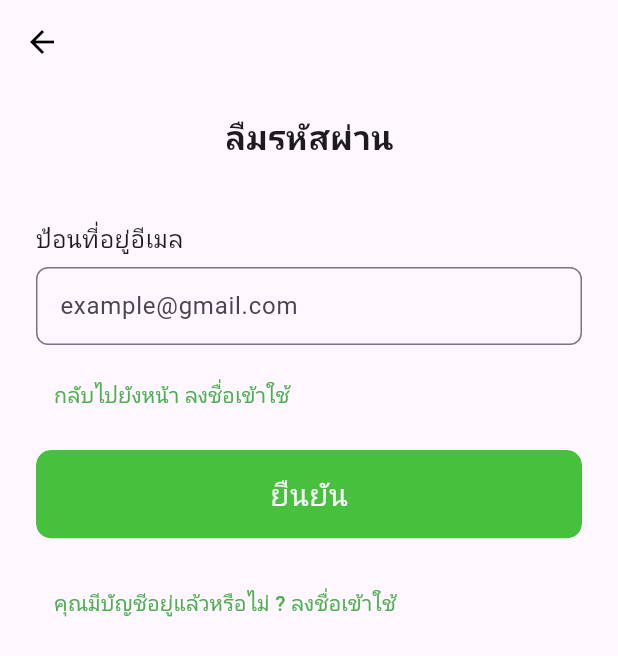
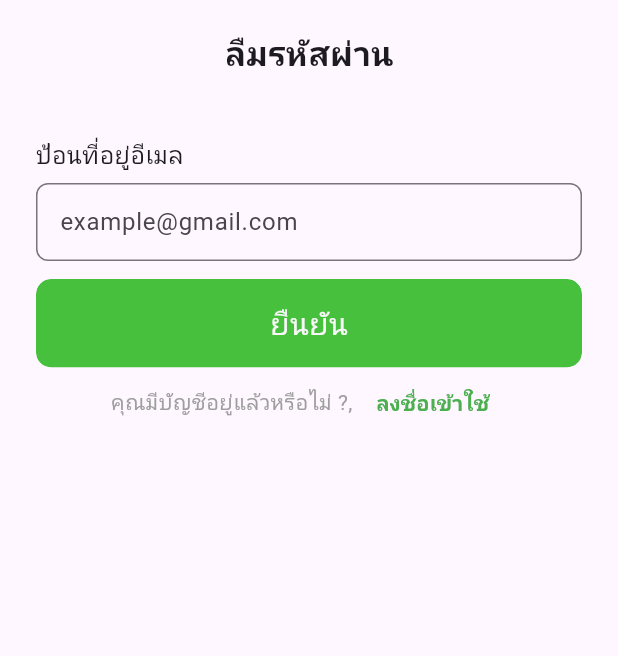
Before and after one commit to Praewawawa/chemicalsprayingchemicalspraying-App, a Flutter app: the ForgotPassword screen opened by its route, on a phone screen of 412 x 824 dp. Shown: the top 656 px of the screen. Run offline on Flutter 3.47's test engine with Material 3 defaults, Android fonts, the phone set to English and light mode, and no system bars; our stand-ins replace auto_route, flutter_bloc, flutter_map, google_maps_flutter, latlong2, shared_preferences; accounts and stored records are empty; network calls fail.

Commit message:
Initial commit

```diff
--- a/lib/screen/control.dart
+++ b/lib/screen/control.dart
@@ -36,12 +36,6 @@ Widget build(BuildContext context) {
   return Scaffold(
     backgroundColor: const Color(0xFFF0FAFF),
     appBar: AppBar(
-      backgroundColor: Colors.transparent,
-      elevation: 0,
-      leading: IconButton(
-        icon: Icon(Icons.arrow_back, color: Colors.black),
-        onPressed: () {},
-      ),
       actions: [
     Switch(
       value: false,
--- a/lib/screen/forgot-password.dart
+++ b/lib/screen/forgot-password.dart
@@ -11,14 +11,6 @@ class ForgotPassword extends StatelessWidget {
   @override
   Widget build(BuildContext context) {
     return Scaffold(
-      appBar: AppBar(
-        backgroundColor: Colors.transparent,
-        elevation: 0,
-        leading: IconButton(
-          icon: Icon(Icons.arrow_back, color: Colors.black),
-          onPressed: () => Navigator.of(context).pop(),
-        ),
-      ),
       body: Padding(
         padding: const EdgeInsets.symmetric(horizontal: 24.0),
         child: Column(
@@ -47,31 +39,37 @@ class ForgotPassword extends StatelessWidget {
                 contentPadding: EdgeInsets.symmetric(horizontal: 12, vertical: 14),
               ),
             ),
-            SizedBox(height: 10),
-            TextButton(
-              onPressed: () {
-                context.router.push(const LoginRoute());
-              },
-              child: Text(
-                'กลับไปยังหน้า ลงชื่อเข้าใช้',
-                style: TextStyle(color: Colors.green, fontSize: 14),
-              ),
-            ),
+
 
             const SizedBox(height: 12),
                     AppButton(title: "ยืนยัน", onPressed: () {
                       context.router.push(const OTPVerificationRoute());
                       print("ยืนยัน");
                     }),
-            SizedBox(height: 20),
+            Row(
+              mainAxisAlignment: MainAxisAlignment.center,
+              children: [
+                const Text(
+                  'คุณมีบัญชีอยู่แล้วหรือไม่ ?, ',
+                  style: TextStyle(
+                    color: Colors.grey,
+                    fontSize: 14,
+                  ),
+                ),
                 TextButton(
                   onPressed: () {
                     context.router.push(const LoginRoute());
                   },
                   child: const Text(
-                'คุณมีบัญชีอยู่แล้วหรือไม่ ? ลงชื่อเข้าใช้',
-                style: TextStyle(color: Colors.green, fontSize: 14),
+                    'ลงชื่อเข้าใช้',
+                    style: TextStyle(
+                      color: Colors.green,
+                      fontWeight: FontWeight.bold,
+                      fontSize: 14,
                     ),
+                  ),
+                ),
+              ],
             ),
           ],
         ),
--- a/lib/screen/profilescreen.dart
+++ b/lib/screen/profilescreen.dart
@@ -33,11 +33,8 @@ class _ProfilePageState extends State<ProfilePage> {
   @override
   Widget build(BuildContext context) {
       return Scaffold(
+      backgroundColor: const Color(0xFFF0FAFF),
       appBar: AppBar(
-        leading: IconButton(
-          icon: const Icon(Icons.arrow_back),
-          onPressed: () => context.router.pop(),
-        ),
         title: const Text(
           'โปรไฟล์',
           style: TextStyle(fontSize: 20, fontWeight: FontWeight.bold),
--- a/lib/screen/userprofile.dart
+++ b/lib/screen/userprofile.dart
@@ -12,12 +12,6 @@ class UserProfilePage extends StatelessWidget { // เปลี่ยนชื
   Widget build(BuildContext context) {
     return Scaffold(
       appBar: AppBar(
-        leading: IconButton(
-          icon: Icon(Icons.arrow_back),
-          onPressed: () {
-            context.router.replaceNamed('/home');
-          },
-        ),
         title: Text('Profile'),
       ),
       body: Center(
```
Also changed, not shown: lib/screen/controlwaypoin.dart (+34 -11 lines), lib/screen/editprofile.dart (+9 -2 lines), lib/screen/nottification.dart (+0 -10 lines), lib/screen/otplogin.dart (+26 -17 lines), lib/screen/otpverification.dart (+28 -15 lines). Lines whose indentation alone changed are shown as unchanged.
